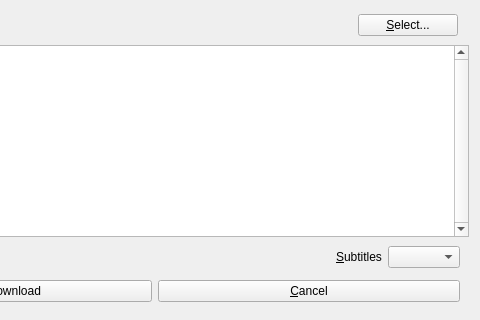
The window that MainWindow.ui (hekkup/yle-downloader-gui) describes before a commit, drawn with Qt 5; both pictures show x 172 to 652 and y 0 to 320 of the 652 by 801 pixel window.
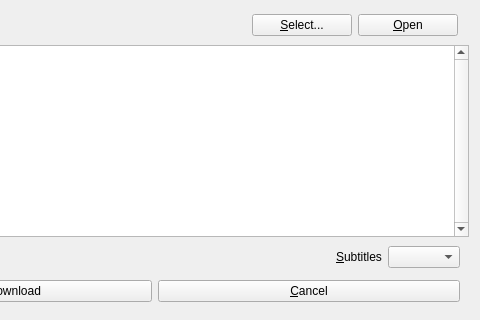
The same window after the commit. Custom widgets are drawn as their Qt base class.

Commit message:
Added button to open download folder. Fixes #21.
Also added tooltips to folder buttons.

Diff of the .ui file:
```diff
--- a/MainWindow.ui
+++ b/MainWindow.ui
@@ -66,6 +66,22 @@
          </property>
         </widget>
        </item>
+       <item>
+        <widget class="QPushButton" name="openDownloadFolderPushButton">
+         <property name="maximumSize">
+          <size>
+           <width>100</width>
+           <height>16777215</height>
+          </size>
+         </property>
+         <property name="toolTip">
+          <string>Open download folder in file manager</string>
+         </property>
+         <property name="text">
+          <string>&amp;Open</string>
+         </property>
+        </widget>
+       </item>
       </layout>
      </widget>
     </item>
```
Left out of the diff: 3 changed lines with no effect on the pictures. The commit also changes 3 other files.
